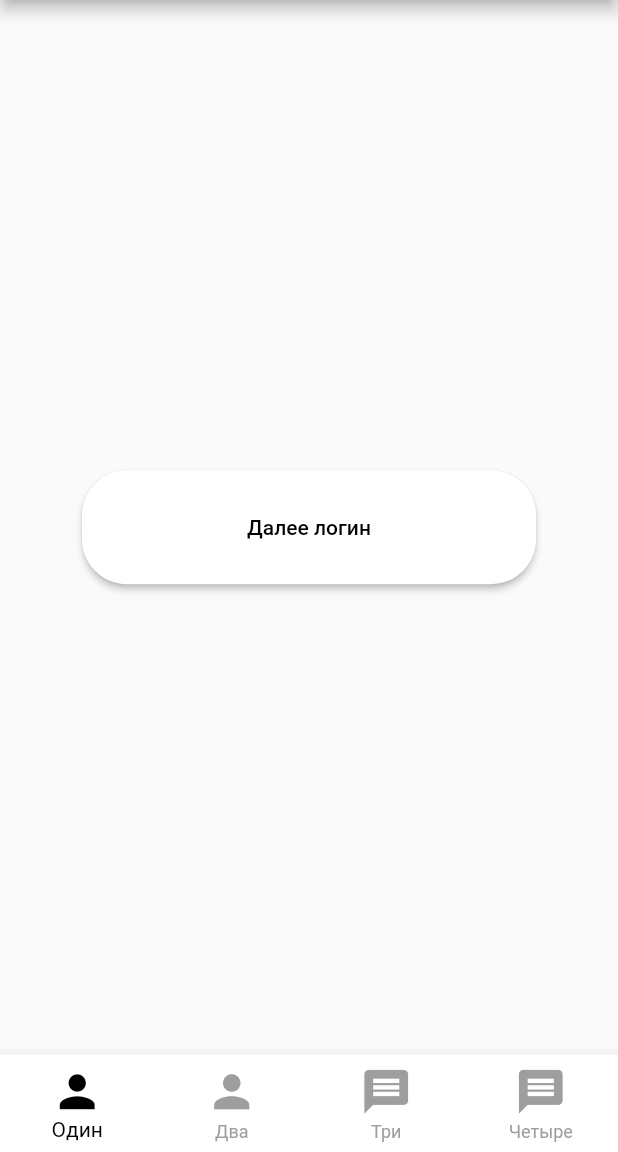
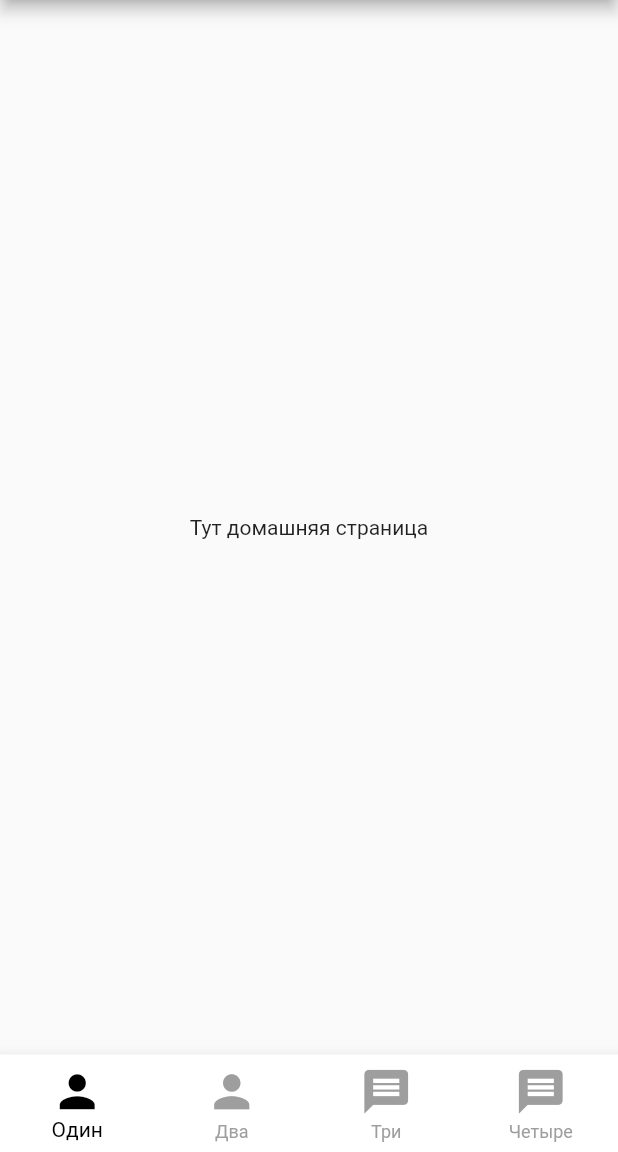
Before and after one commit to armacoty/travel_in, a Flutter app: the MyHomePage screen opened directly, on a phone screen of 412 x 824 dp, the part 84-1236 px from its top. Run offline on Flutter 3.47's test engine with Material 2 defaults, Android fonts, the light colour scheme and no system bars.

Commit message:
Добавил домашнюю страницу, небольшие фиксы

```diff
--- /dev/null
+++ b/lib/screen/home.dart
@@ -0,0 +1,33 @@
+import 'package:flutter/material.dart';
+
+class HomePage extends StatefulWidget {
+  @override
+  _HomePageState createState() => _HomePageState();
+}
+
+class _HomePageState extends State<HomePage> {
+  @override
+  Widget build(BuildContext context) {
+    return Scaffold(
+      appBar: AppBar(
+        title: Text("APP TITLE"),
+      ),
+      body: Container(
+        width: MediaQuery.of(context).size.width,
+        height: MediaQuery.of(context).size.height,
+        child: Center(
+          child: SingleChildScrollView(
+            child: Container(
+              alignment: Alignment.center,
+              child: Column(
+                children: [
+                  Text('Тут домашняя страница'),
+                ],
+              ),
+            ),
+          ),
+        ),
+      ),
+    );
+  }
+}
--- a/lib/screen/navBar.dart
+++ b/lib/screen/navBar.dart
@@ -1,5 +1,5 @@
 import 'package:flutter/material.dart';
-import 'package:travel_in/screen/welcome.dart';
+import 'package:travel_in/screen/home.dart';
 
 void main() => runApp(MyApp());
 
@@ -26,10 +26,10 @@ class _MyHomePageState extends State<MyHomePage> {
   /// Страницы,
   var _pages = [
     /// todo: добавить потом другие страницы
-    WelcomePage(),
-    WelcomePage(),
-    WelcomePage(),
-    WelcomePage(),
+    HomePage(),
+    HomePage(),
+    HomePage(),
+    HomePage(),
   ];
 
   @override
--- a/lib/screen/welcome.dart
+++ b/lib/screen/welcome.dart
@@ -1,5 +1,5 @@
 import 'package:flutter/material.dart';
-import 'package:travel_in/screen/navBar.dart';
+import 'package:travel_in/screen/login.dart';
 
 class WelcomePage extends StatefulWidget {
   @override
@@ -20,8 +20,12 @@ class _WelcomePageState extends State<WelcomePage> {
           child: SingleChildScrollView(
             child: Container(
               alignment: Alignment.center,
-              child: RaisedButton(
-                  padding: EdgeInsets.symmetric(vertical: 30, horizontal: 110),
+              child: Column(
+                children: [
+                  Text('Тут welcome'),
+                  RaisedButton(
+                      padding:
+                          EdgeInsets.symmetric(vertical: 30, horizontal: 110),
                       color: Colors.white,
                       textColor: Colors.black,
                       shape: RoundedRectangleBorder(
@@ -29,10 +33,12 @@ class _WelcomePageState extends State<WelcomePage> {
                       onPressed: () {
                         Navigator.push(
                           context,
-                      MaterialPageRoute(builder: (context) => MyHomePage()),
+                          MaterialPageRoute(builder: (context) => LoginPage()),
                         );
                       },
                       child: Text("Далее логин")),
+                ],
+              ),
             ),
           ),
         ),
```
Also changed, not shown: lib/screen/login.dart (+19 -4 lines). Lines whose indentation alone changed are shown as unchanged.
